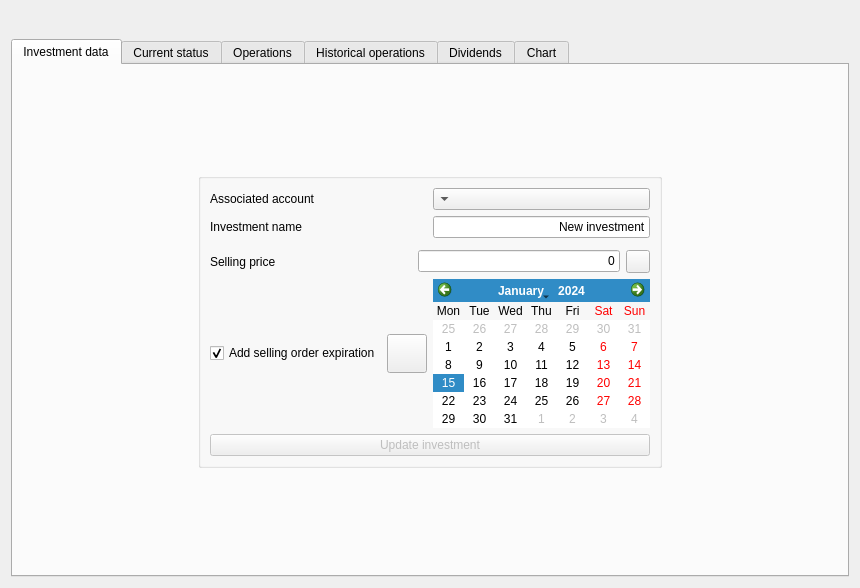
Qt form xulpymoney/ui/frmInvestmentReport.ui (turulomio/xulpymoney) before a commit.
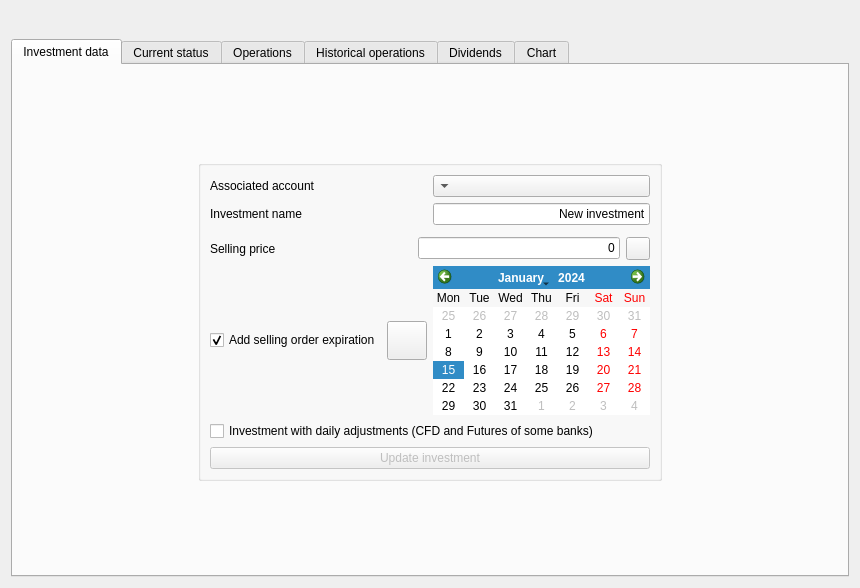
The same form after that commit. The open tabs and pages were chosen to show the change. Icons and pictures are not drawn. Custom widgets are drawn as their Qt base class.

Commit message: Added daily adjustment concept

Patch:
```diff
--- a/xulpymoney/ui/frmInvestmentReport.ui
+++ b/xulpymoney/ui/frmInvestmentReport.ui
@@ -245,6 +245,13 @@
                     </item>
                    </layout>
                   </item>
+                  <item>
+                   <widget class="QCheckBox" name="chkDailyAdjustment">
+                    <property name="text">
+                     <string>Investment with daily adjustments (CFD and Futures of some banks)</string>
+                    </property>
+                   </widget>
+                  </item>
                   <item>
                    <widget class="QPushButton" name="cmdInvestment">
                     <property name="enabled">
```
Left out of the diff: 2 changed lines with no effect on the pictures. The commit also changes 12 other files.
